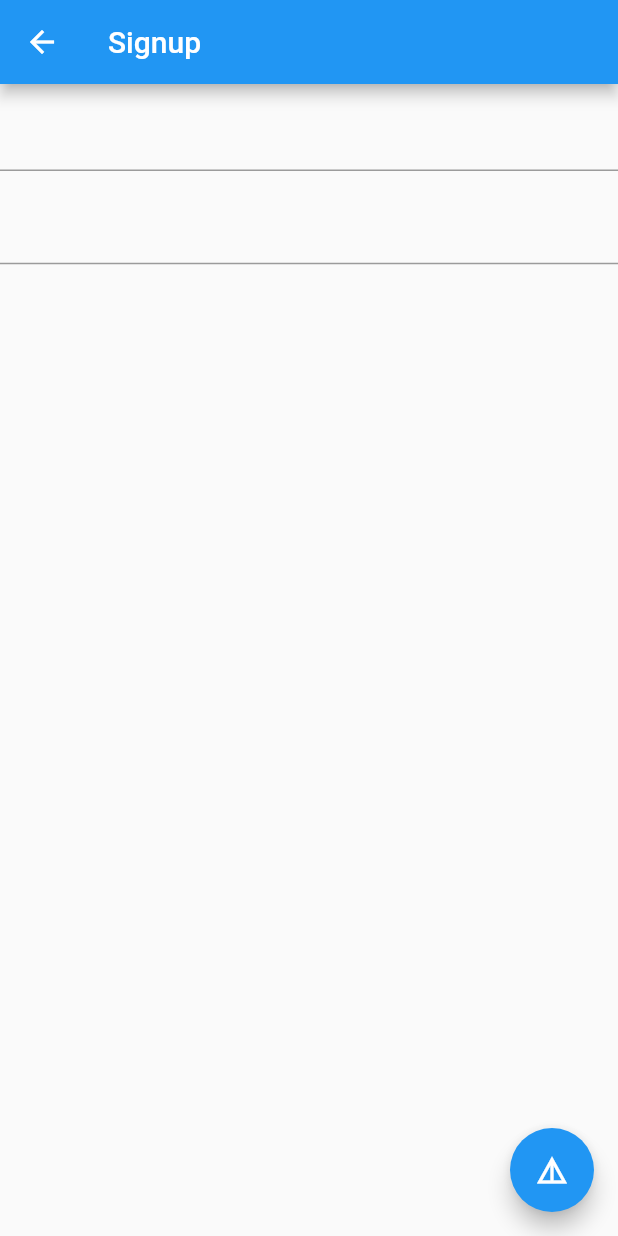
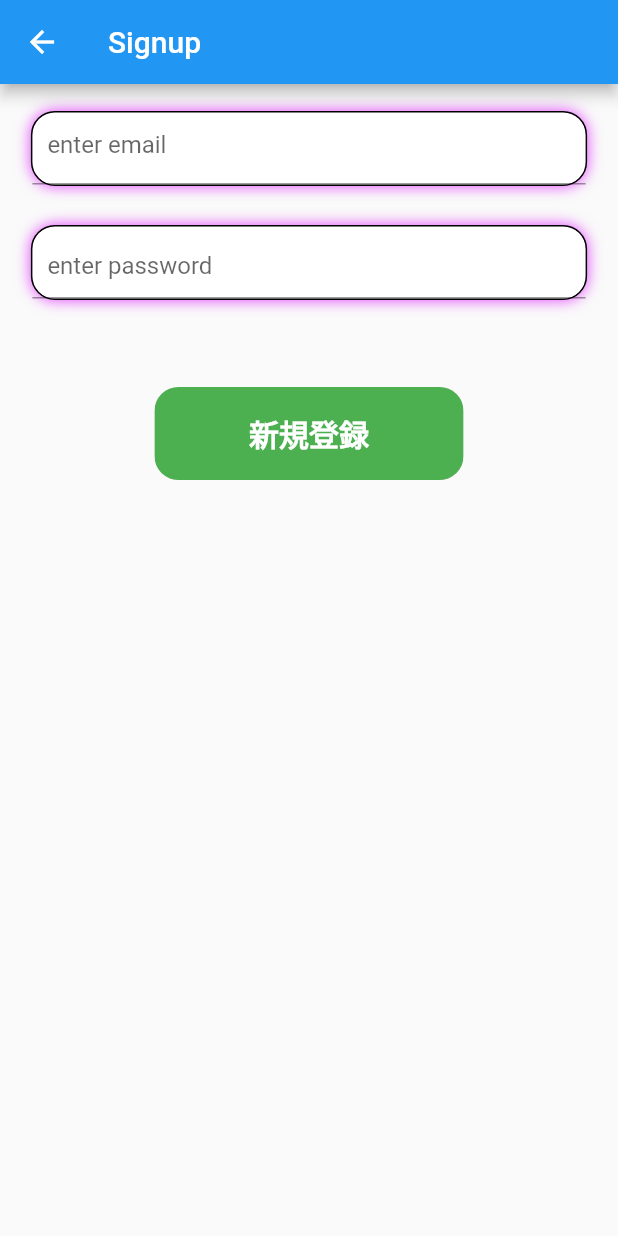
Before and after one commit to hidechy/flutter_udemy_firebase, a Flutter app: the screen it shows after launch, after a tap on "dummy", after a tap on "Signup", on a phone screen of 412 x 824 dp. Run offline on Flutter 3.47's test engine with Material 2 defaults, Android fonts, the phone set to English and light mode, and no system bars; our stand-ins replace cloud_firestore, firebase_auth, firebase_core, flutter_riverpod, freezed_annotation; accounts and stored records are empty; network calls fail.

Commit message:
レイアウト調整

```diff
--- /dev/null
+++ b/lib/components/rounded_button.dart
@@ -0,0 +1,43 @@
+import 'package:flutter/material.dart';
+
+class RoundedButton extends StatelessWidget {
+  const RoundedButton({
+    super.key,
+    required this.onPressed,
+    required this.withRate,
+    required this.color,
+    required this.text,
+  });
+
+  final void Function()? onPressed;
+  final double withRate;
+  final Color color;
+  final String text;
+
+  ///
+  @override
+  Widget build(BuildContext context) {
+    final size = MediaQuery.of(context).size;
+
+    return SizedBox(
+      width: size.width * withRate,
+      child: ClipRRect(
+        borderRadius: BorderRadius.circular(16),
+        child: ElevatedButton(
+          style: ElevatedButton.styleFrom(backgroundColor: color),
+          onPressed: onPressed,
+          child: Padding(
+            padding: const EdgeInsets.symmetric(vertical: 16, horizontal: 8),
+            child: Text(
+              text,
+              style: TextStyle(
+                fontSize: 20,
+                fontWeight: FontWeight.bold,
+              ),
+            ),
+          ),
+        ),
+      ),
+    );
+  }
+}
--- /dev/null
+++ b/lib/components/rounded_password_field.dart
@@ -0,0 +1,50 @@
+import 'package:flutter/material.dart';
+
+import 'text_field_container.dart';
+
+class RoundedPasswordField extends StatelessWidget {
+  const RoundedPasswordField({
+    super.key,
+    required this.onChanged,
+    required this.controller,
+    required this.obscureText,
+    required this.toggleIsObscureText,
+    required this.color,
+    required this.borderColor,
+    required this.shadowColor,
+  });
+
+  final void Function(String)? onChanged;
+  final TextEditingController controller;
+  final bool obscureText;
+  final void Function()? toggleIsObscureText;
+  final Color color;
+  final Color borderColor;
+  final Color shadowColor;
+
+  @override
+  Widget build(BuildContext context) {
+    return TextFieldContainer(
+      color: color,
+      borderColor: borderColor,
+      shadowColor: Colors.purpleAccent,
+      child: TextFormField(
+        keyboardType: TextInputType.visiblePassword,
+        onChanged: onChanged,
+        controller: controller,
+        obscureText: obscureText,
+        decoration: InputDecoration(
+          hintText: 'enter password',
+          contentPadding:
+              const EdgeInsets.only(top: 5, bottom: 10, left: 10, right: 10),
+          suffix: InkWell(
+            onTap: toggleIsObscureText,
+            child: obscureText
+                ? const Icon(Icons.visibility_off)
+                : const Icon(Icons.visibility),
+          ),
+        ),
+      ),
+    );
+  }
+}
--- /dev/null
+++ b/lib/components/rounded_text_field.dart
@@ -0,0 +1,41 @@
+import 'package:flutter/material.dart';
+
+import 'text_field_container.dart';
+
+class RoundedTextField extends StatelessWidget {
+  const RoundedTextField({
+    super.key,
+    required this.keybordType,
+    required this.onChanged,
+    required this.controller,
+    required this.color,
+    required this.borderColor,
+    required this.hintText,
+  });
+
+  final TextInputType keybordType;
+  final void Function(String)? onChanged;
+  final TextEditingController controller;
+  final Color color;
+  final Color borderColor;
+  final String hintText;
+
+  @override
+  Widget build(BuildContext context) {
+    return TextFieldContainer(
+      color: color,
+      borderColor: borderColor,
+      shadowColor: Colors.purpleAccent,
+      child: TextFormField(
+        keyboardType: keybordType,
+        onChanged: onChanged,
+        controller: controller,
+        decoration: InputDecoration(
+          hintText: hintText,
+          contentPadding:
+              const EdgeInsets.only(top: 5, bottom: 10, left: 10, right: 10),
+        ),
+      ),
+    );
+  }
+}
--- /dev/null
+++ b/lib/components/text_field_container.dart
@@ -0,0 +1,41 @@
+import 'package:flutter/material.dart';
+
+class TextFieldContainer extends StatelessWidget {
+  const TextFieldContainer({
+    super.key,
+    required this.color,
+    required this.borderColor,
+    required this.child,
+    required this.shadowColor,
+  });
+
+  final Color color;
+  final Color borderColor;
+  final Widget child;
+  final Color shadowColor;
+
+  ///
+  @override
+  Widget build(BuildContext context) {
+    final size = MediaQuery.of(context).size;
+
+    return Center(
+      child: Container(
+        margin: const EdgeInsets.symmetric(vertical: 8),
+        width: size.width * 0.9,
+        decoration: BoxDecoration(
+          color: color,
+          border: Border.all(color: borderColor),
+          borderRadius: BorderRadius.circular(16),
+          boxShadow: [
+            BoxShadow(
+              color: shadowColor,
+              blurRadius: 8,
+            )
+          ],
+        ),
+        child: child,
+      ),
+    );
+  }
+}
--- a/lib/views/login_page.dart
+++ b/lib/views/login_page.dart
@@ -2,6 +2,9 @@
 
 import 'package:flutter/material.dart';
 import 'package:flutter_riverpod/flutter_riverpod.dart';
+import 'package:test_udemy_firebase/components/rounded_button.dart';
+import 'package:test_udemy_firebase/components/rounded_password_field.dart';
+import 'package:test_udemy_firebase/components/rounded_text_field.dart';
 import 'package:test_udemy_firebase/models/main_model.dart';
 
 import '../constants/routes.dart' as routes;
@@ -29,28 +32,42 @@ class LoginPage extends ConsumerWidget {
       body: Column(
         children: [
           const SizedBox(height: 10),
-          TextFormField(
-            keyboardType: TextInputType.emailAddress,
+          RoundedTextField(
+            keybordType: TextInputType.emailAddress,
+            onChanged: (text) => loginModel.email = text,
             controller: emailEditingController,
-            onChanged: (text) => loginModel.email = text,
+            color: Colors.white,
+            borderColor: Colors.black,
+            hintText: 'enter email',
           ),
           const SizedBox(height: 10),
-          TextFormField(
-            keyboardType: TextInputType.visiblePassword,
+          RoundedPasswordField(
+            onChanged: (text) => loginModel.password = text,
             controller: passwordEditingController,
-            onChanged: (text) => loginModel.password = text,
-            //
             obscureText: loginModel.isObscure,
-            decoration: InputDecoration(
-              suffix: InkWell(
-                onTap: loginModel.toggleIsObscure,
-                child: (loginModel.isObscure)
-                    ? const Icon(Icons.visibility_off)
-                    : const Icon(Icons.visibility),
-              ),
-            ),
+            toggleIsObscureText: loginModel.toggleIsObscure,
+            color: Colors.white,
+            borderColor: Colors.black,
+            shadowColor: Colors.purpleAccent,
           ),
           const SizedBox(height: 50),
+          RoundedButton(
+            onPressed: () async {
+              emailEditingController.text = '';
+              passwordEditingController.text = '';
+
+              return await loginModel.login(
+                context: context,
+                mainModel: mainModel,
+              );
+            },
+            withRate: 0.5,
+            color: Colors.green,
+            text: 'ログイン',
+          ),
+          const SizedBox(height: 100),
+          const Divider(color: Colors.black, thickness: 3),
+          const SizedBox(height: 20),
           ElevatedButton(
             style: ElevatedButton.styleFrom(backgroundColor: Colors.redAccent),
             onPressed: () {
@@ -63,7 +80,7 @@ class LoginPage extends ConsumerWidget {
             },
             child: const Text('dummy'),
           ),
-          const SizedBox(height: 50),
+          const SizedBox(height: 20),
           ElevatedButton(
             style:
                 ElevatedButton.styleFrom(backgroundColor: Colors.purpleAccent),
@@ -74,18 +91,6 @@ class LoginPage extends ConsumerWidget {
           ),
         ],
       ),
-      floatingActionButton: FloatingActionButton(
-        onPressed: () async {
-          emailEditingController.text = '';
-          passwordEditingController.text = '';
-
-          return await loginModel.login(
-            context: context,
-            mainModel: mainModel,
-          );
-        },
-        child: const Icon(Icons.login),
-      ),
     );
   }
 }
--- a/lib/views/signup_page.dart
+++ b/lib/views/signup_page.dart
@@ -2,7 +2,10 @@
 
 import 'package:flutter/material.dart';
 import 'package:flutter_riverpod/flutter_riverpod.dart';
+import 'package:test_udemy_firebase/components/rounded_button.dart';
+import 'package:test_udemy_firebase/components/rounded_password_field.dart';
 
+import '../components/rounded_text_field.dart';
 import '../models/signup_model.dart';
 
 class SignupPage extends ConsumerWidget {
@@ -25,34 +28,34 @@ class SignupPage extends ConsumerWidget {
       body: Column(
         children: [
           const SizedBox(height: 10),
-          TextFormField(
-            keyboardType: TextInputType.emailAddress,
+          RoundedTextField(
+            keybordType: TextInputType.emailAddress,
+            onChanged: (text) => signupModel.email = text,
             controller: emailEditingController,
-            onChanged: (text) => signupModel.email = text,
+            color: Colors.white,
+            borderColor: Colors.black,
+            hintText: 'enter email',
           ),
           const SizedBox(height: 10),
-          TextFormField(
-            keyboardType: TextInputType.visiblePassword,
+          RoundedPasswordField(
+            onChanged: (text) => signupModel.password = text,
             controller: passwordEditingController,
-            onChanged: (text) => signupModel.password = text,
-            //
             obscureText: signupModel.isObscure,
-            decoration: InputDecoration(
-              suffix: InkWell(
-                onTap: signupModel.toggleIsObscure,
-                child: (signupModel.isObscure)
-                    ? const Icon(Icons.visibility_off)
-                    : const Icon(Icons.visibility),
-              ),
-            ),
+            toggleIsObscureText: signupModel.toggleIsObscure,
+            color: Colors.white,
+            borderColor: Colors.black,
+            shadowColor: Colors.purpleAccent,
+          ),
+          const SizedBox(height: 50),
+          RoundedButton(
+            onPressed: () async {
+              return await signupModel.createUser(context: context);
+            },
+            withRate: 0.5,
+            color: Colors.green,
+            text: '新規登録',
           ),
         ],
-      ),
-      floatingActionButton: FloatingActionButton(
-        onPressed: () async {
-          return await signupModel.createUser(context: context);
-        },
-        child: const Icon(Icons.details),
       ),
     );
   }
```
